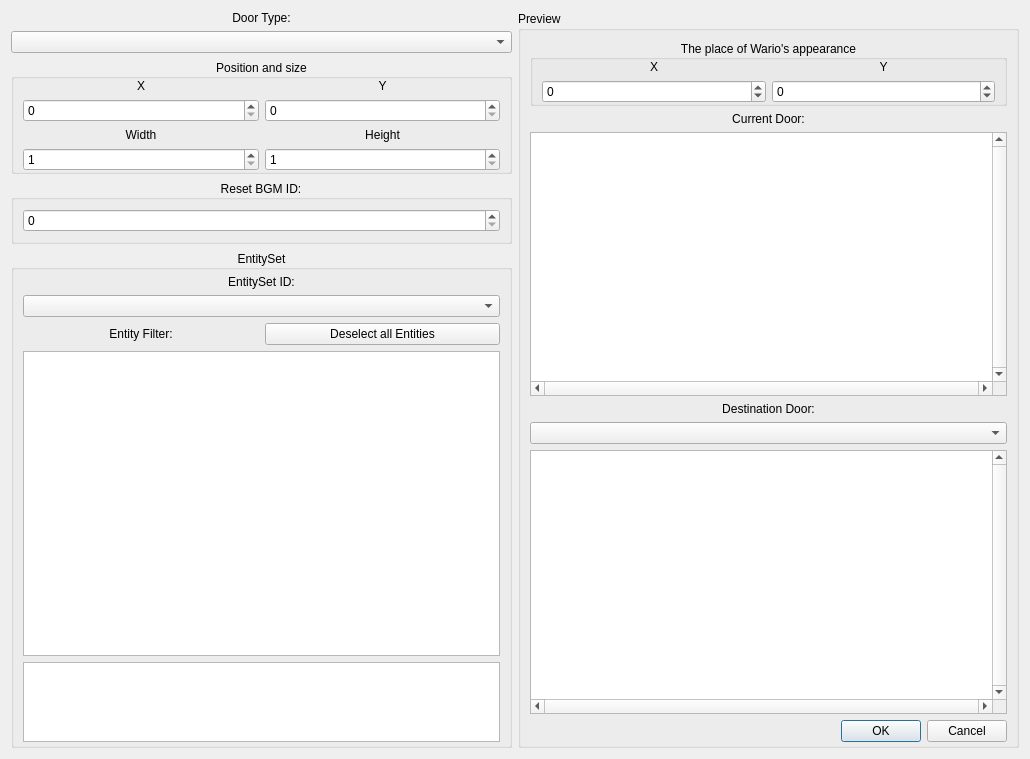
wario-land/WL4Editor, file Dialog/DoorConfigDialog.ui: the form before one commit.
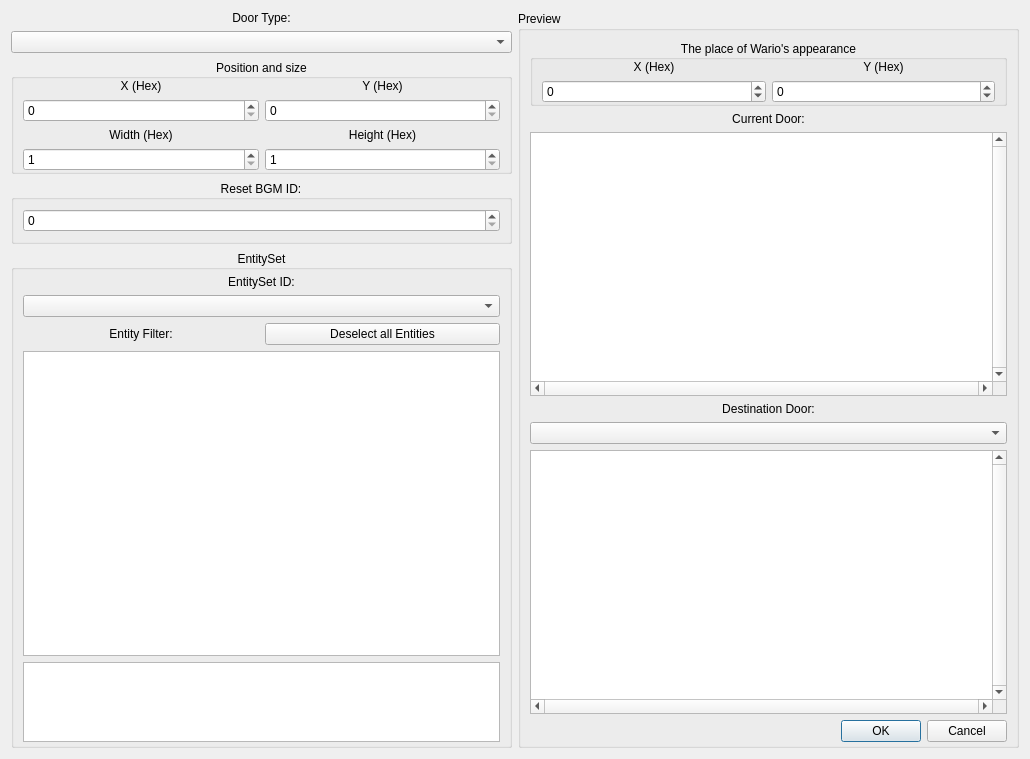
The form after the commit.

Patch:
```diff
--- a/Dialog/DoorConfigDialog.ui
+++ b/Dialog/DoorConfigDialog.ui
@@ -93,7 +93,7 @@
           <item row="2" column="1">
            <widget class="QLabel" name="Label_DoorHeight">
             <property name="text">
-             <string>Height</string>
+             <string>Height (Hex)</string>
             </property>
             <property name="alignment">
              <set>Qt::AlignCenter</set>
@@ -103,7 +103,7 @@
           <item row="2" column="0">
            <widget class="QLabel" name="Label_DoorWidth">
             <property name="text">
-             <string>Width</string>
+             <string>Width (Hex)</string>
             </property>
             <property name="alignment">
              <set>Qt::AlignCenter</set>
@@ -126,7 +126,7 @@
           <item row="0" column="0">
            <widget class="QLabel" name="Label_x1">
             <property name="text">
-             <string>X</string>
+             <string>X (Hex)</string>
             </property>
             <property name="alignment">
              <set>Qt::AlignCenter</set>
@@ -136,7 +136,7 @@
           <item row="0" column="1">
            <widget class="QLabel" name="Label_y1">
             <property name="text">
-             <string>Y</string>
+             <string>Y (Hex)</string>
             </property>
             <property name="alignment">
              <set>Qt::AlignCenter</set>
@@ -380,7 +380,7 @@
                 </sizepolicy>
                </property>
                <property name="text">
-                <string>X</string>
+                <string>X (Hex)</string>
                </property>
                <property name="alignment">
                 <set>Qt::AlignCenter</set>
@@ -396,7 +396,7 @@
                 </sizepolicy>
                </property>
                <property name="text">
-                <string>Y</string>
+                <string>Y (Hex)</string>
                </property>
                <property name="alignment">
                 <set>Qt::AlignCenter</set>
```
Left out of the diff: 18 changed lines with no effect on the pictures.
